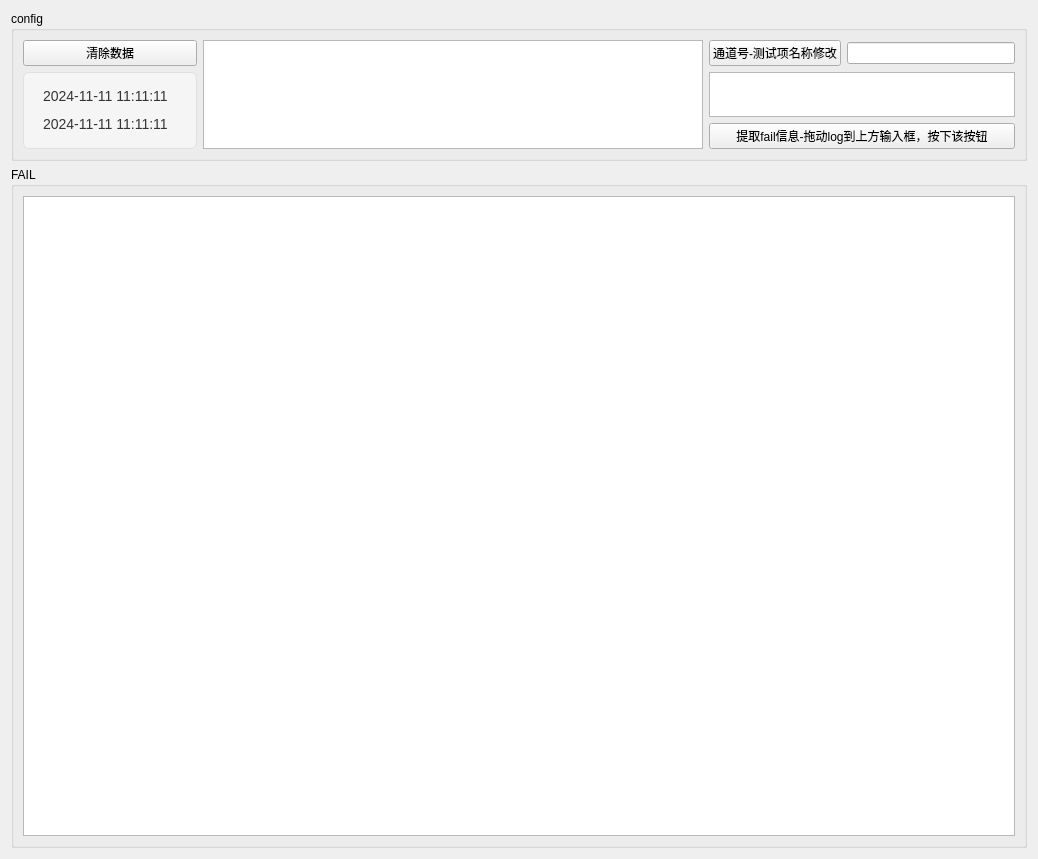
Above: ui/main.ui from cn33331/monitoring_fail before the change. Below: the same form after it.
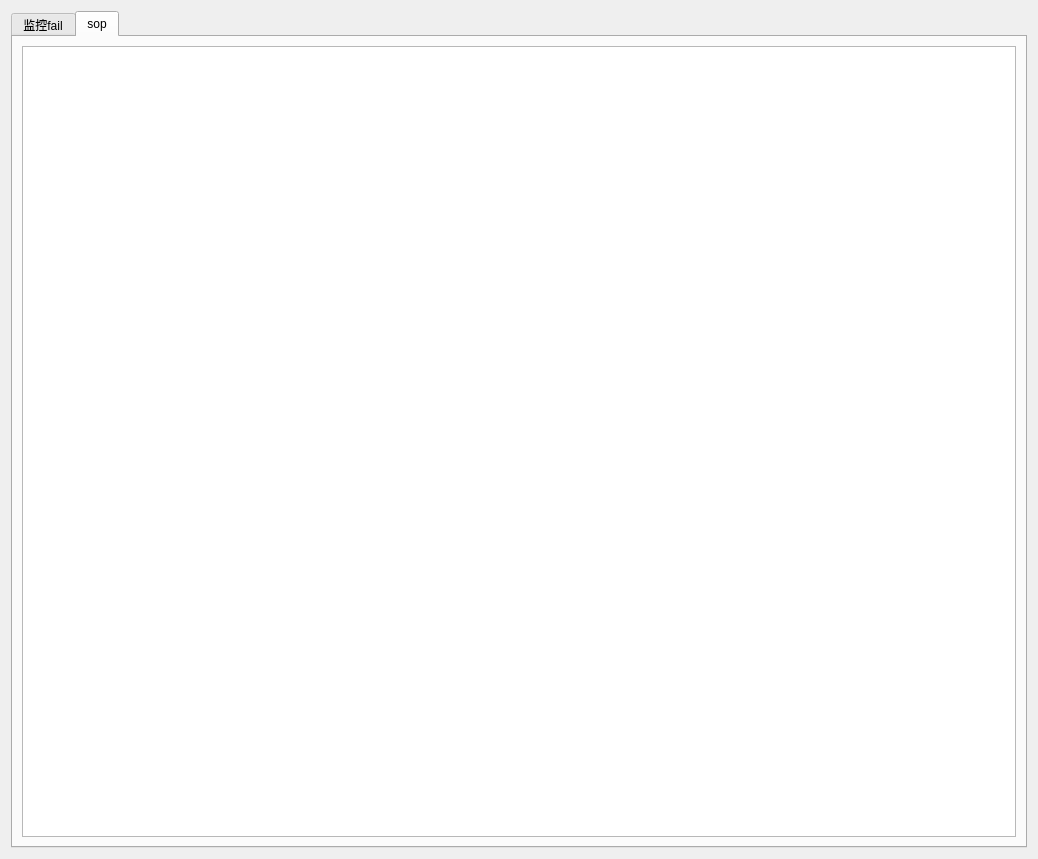
That is the form after the change.

Commit message: V-0.2 增加界面用于显示sop。

```diff
--- a/ui/main.ui
+++ b/ui/main.ui
@@ -25,7 +25,20 @@
   <property name="windowTitle">
    <string>Version:0.1_by:zjx</string>
   </property>
-  <layout class="QVBoxLayout" name="verticalLayout_3">
+  <layout class="QHBoxLayout" name="horizontalLayout_3">
+   <item>
+    <widget class="QTabWidget" name="tabWidget">
+     <property name="currentIndex">
+      <number>1</number>
+     </property>
+     <property name="tabBarAutoHide">
+      <bool>false</bool>
+     </property>
+     <widget class="QWidget" name="tab">
+      <attribute name="title">
+       <string>监控fail</string>
+      </attribute>
+      <layout class="QHBoxLayout" name="horizontalLayout_5">
    <item>
     <layout class="QVBoxLayout" name="verticalLayout_2" stretch="1,1">
      <item>
@@ -144,6 +157,20 @@
       </widget>
      </item>
     </layout>
+       </item>
+      </layout>
+     </widget>
+     <widget class="QWidget" name="tab_sop">
+      <attribute name="title">
+       <string>sop</string>
+      </attribute>
+      <layout class="QHBoxLayout" name="horizontalLayout_6">
+       <item>
+        <widget class="QTextBrowser" name="textBrowser_md"/>
+       </item>
+      </layout>
+     </widget>
+    </widget>
    </item>
   </layout>
  </widget>
```
Left out of the diff: 2 changed lines with no effect on the pictures. Lines whose indentation alone changed are shown as unchanged. The commit also changes 3 other files.
